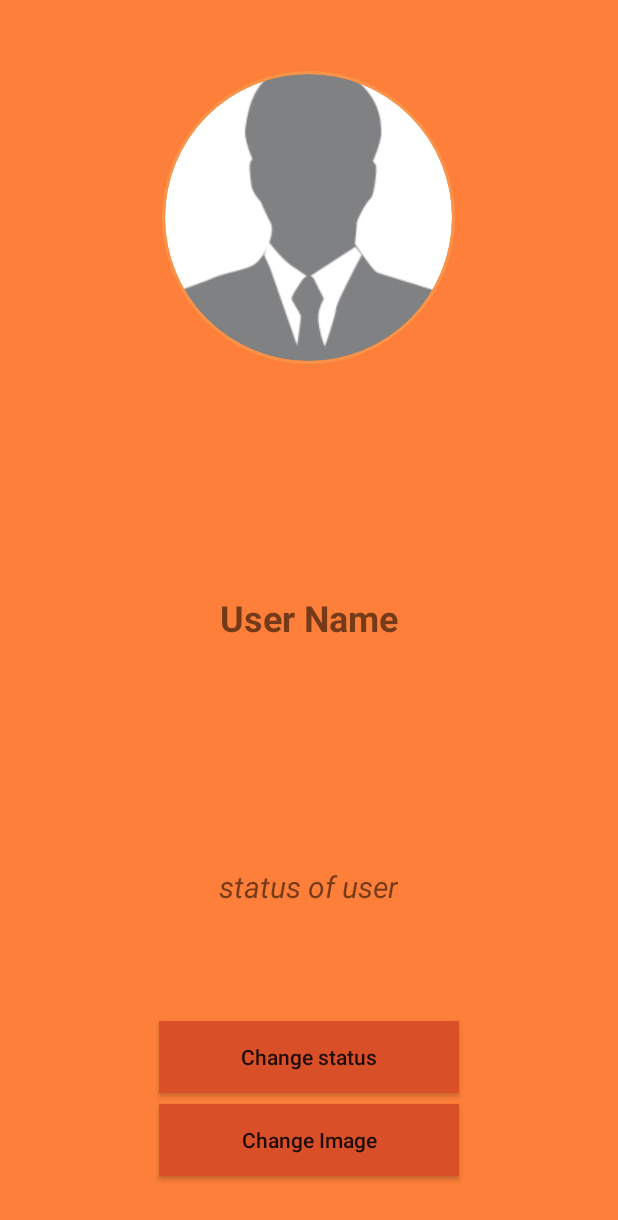
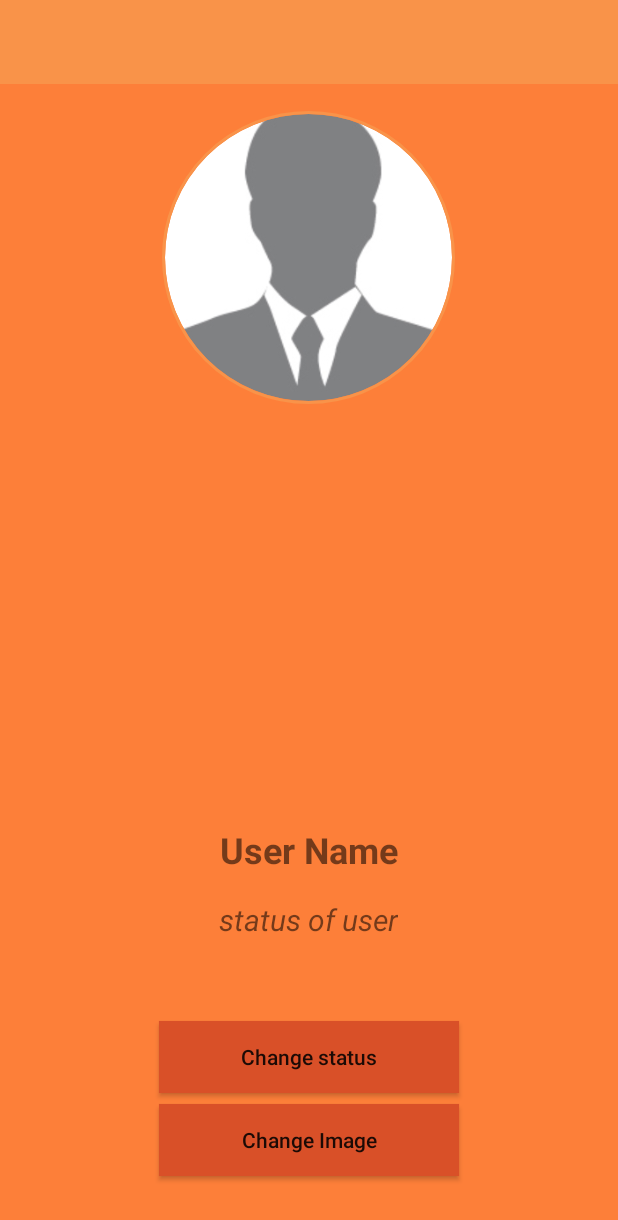
Before and after one commit to ThamiduNaveen/LetsChat, an Android app: the layout activity_settings.xml on its own in the app's theme, with its tools: preview values and no code run, on a phone screen of 412 x 824 dp. Shown: the top 1220 px of the screen. Run offline under Robolectric (Android 15) with nearby library versions, the phone set to English and light mode, and no system bars.

Commit message:
all users blank

```diff
--- a/app/src/main/java/com/example/asus_pc/letschat/MainActivity.java
+++ b/app/src/main/java/com/example/asus_pc/letschat/MainActivity.java
@@ -84,6 +84,10 @@ public class MainActivity extends AppCompatActivity {
             Intent main_settings = new Intent(MainActivity.this,SettingsActivity.class);
             startActivity(main_settings);
         }
+        if (item.getItemId()== R.id.button_main_allUsers){
+            Intent main_allUsers = new Intent(MainActivity.this,AllUsersActivity.class);
+            startActivity(main_allUsers);
+        }
 
         return true;
     }
--- a/app/src/main/res/layout/activity_settings.xml
+++ b/app/src/main/res/layout/activity_settings.xml
@@ -13,29 +13,37 @@
         android:layout_height="195dp"
         android:layout_alignParentTop="true"
         android:layout_centerHorizontal="true"
-        android:layout_marginTop="47dp"
+        android:layout_marginTop="74dp"
         android:src="@drawable/default_profile"
         app:civ_border_color="@color/colorPrimary"
         app:civ_border_width="2dp" />
 
+    <include
+        layout="@layout/app_bar_layout"
+        android:id="@+id/settings_toolbar">
+
+    </include>
+
     <TextView
         android:id="@+id/textView_settings_userName"
-        android:gravity="center"
         android:layout_width="wrap_content"
         android:layout_height="wrap_content"
-        android:layout_centerInParent="true"
+        android:layout_alignParentBottom="true"
+        android:layout_centerHorizontal="true"
+        android:layout_marginBottom="241dp"
+        android:gravity="center"
         android:text="@string/user_name_settings"
         android:textSize="24sp"
         android:textStyle="bold" />
 
     <TextView
         android:id="@+id/textView_settings_status"
-        android:gravity="center"
         android:layout_width="wrap_content"
         android:layout_height="wrap_content"
         android:layout_alignParentBottom="true"
         android:layout_centerHorizontal="true"
-        android:layout_marginBottom="219dp"
+        android:layout_marginBottom="197dp"
+        android:gravity="center"
         android:text="@string/status_settings"
         android:textSize="20sp"
         android:textStyle="italic" />
--- a/app/src/main/res/menu/main_menu.xml
+++ b/app/src/main/res/menu/main_menu.xml
@@ -4,6 +4,12 @@
 
     <item android:title="@string/settings_button"
         android:id="@+id/button_main_settings"
+        app:showAsAction="never">
+
+    </item>
+
+    <item android:title="@string/all_users_button"
+        android:id="@+id/button_main_allUsers"
         app:showAsAction="never">
 
     </item>
--- a/app/src/main/res/values/strings.xml
+++ b/app/src/main/res/values/strings.xml
@@ -19,4 +19,5 @@
     <string name="change_status_settings">Change status</string>
     <string name="change_status_hint">Change status here</string>
     <string name="save_changes_button">Save Changes</string>
+    <string name="all_users_button">All Users</string>
 </resources>
```
Also changed, not shown: app/src/main/AndroidManifest.xml (+9 -5 lines), app/src/main/java/com/example/asus_pc/letschat/AllUsersActivity.java (added, +26 -0 lines), app/src/main/java/com/example/asus_pc/letschat/SettingsActivity.java (+8 -0 lines), app/src/main/res/layout/activity_all_users.xml (added, +23 -0 lines), app/src/main/java/com/example/asus_pc/letschat/StatusActivity.java (line endings or trailing spaces).
